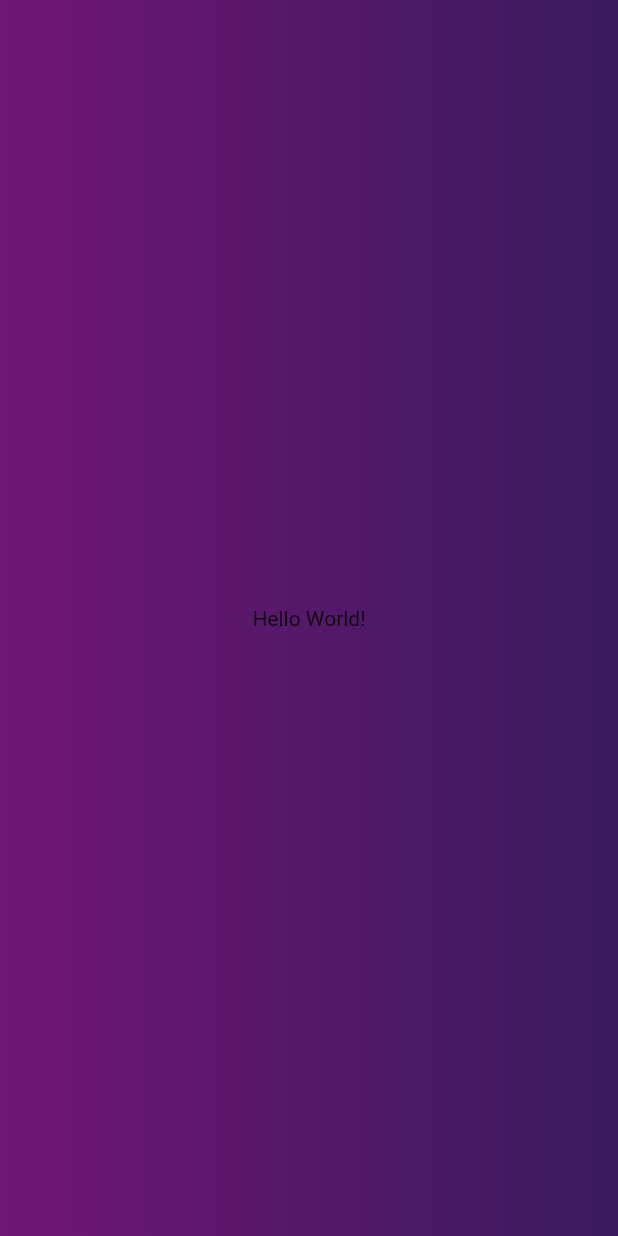
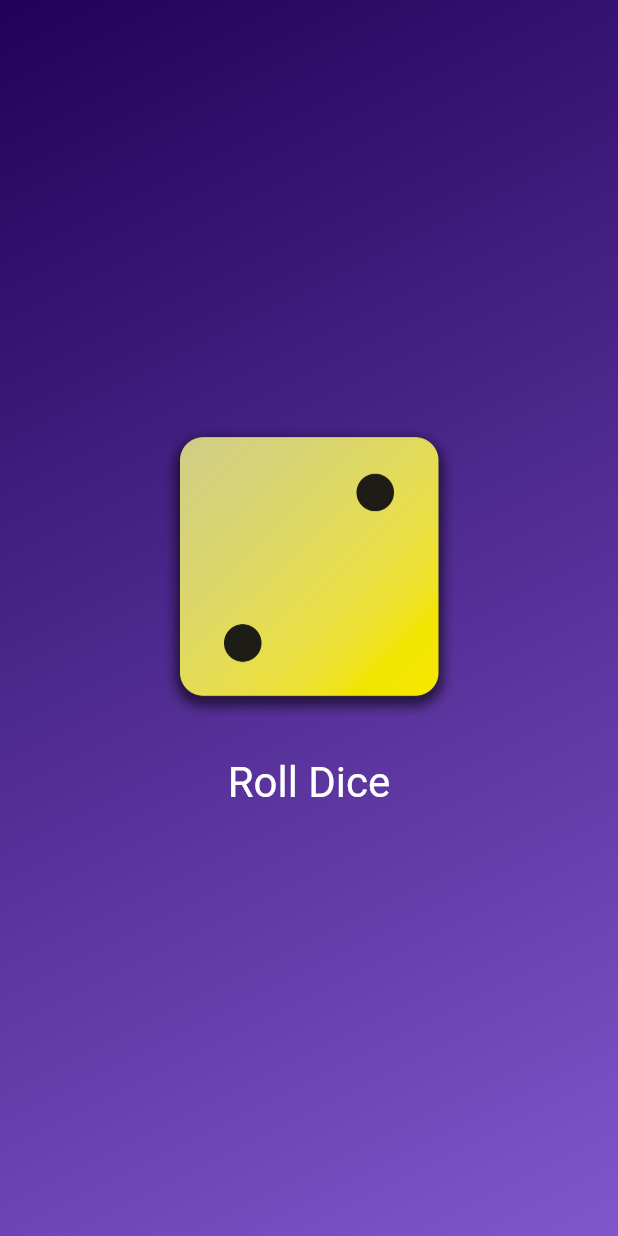
Before and after one commit to chandani2/Flutter, a Flutter app: the screen it shows after launch, on a phone screen of 412 x 824 dp. Run offline on Flutter 3.47's test engine with Material 2 defaults, Android fonts, the phone set to English and light mode, and no system bars.

Commit message:
Hello Commit

```diff
--- /dev/null
+++ b/lib/dice_roller.dart
@@ -0,0 +1,47 @@
+import 'package:flutter/material.dart';
+import 'dart:math';
+
+final randomizer = Random();
+
+class DiceRoller extends StatefulWidget {
+  const DiceRoller({super.key});
+
+  @override
+  State<DiceRoller> createState() {
+    return _DiceRollerState();
+  }
+}
+
+class _DiceRollerState extends State<DiceRoller> {
+  var currentDiceRoll = 2;
+
+  void rollDice() {
+    setState(() {
+      currentDiceRoll = randomizer.nextInt(6) + 1;
+      print('changing image...');
+    });
+  }
+
+  @override
+  Widget build(context) {
+    return Column(mainAxisSize: MainAxisSize.min, children: [
+      Image.asset(
+        'assets/images/dice-$currentDiceRoll.png',
+        width: 200,
+      ),
+      const SizedBox(height: 20),
+      TextButton(
+          onPressed: rollDice,
+          style: TextButton.styleFrom(
+            // padding: EdgeInsets.only(
+            //   top: 20
+            //   ),
+            foregroundColor: Colors.white,
+            textStyle: const TextStyle(
+              fontSize: 28,
+            ),
+          ),
+          child: const Text('Roll Dice'))
+    ]);
+  }
+}
--- /dev/null
+++ b/lib/gradient_container.dart
@@ -0,0 +1,32 @@
+import 'package:flutter/material.dart';
+import 'package:hello_world_app/dice_roller.dart';
+
+const startAlignment = Alignment.topLeft;
+const endAlignment = Alignment.bottomRight;
+
+class GradientContainer extends StatelessWidget {
+  const GradientContainer(this.color1, this.color2, {super.key});
+
+  const GradientContainer.purple({super.key})
+      : color1 = Colors.deepPurple,
+        color2 = Colors.indigo;
+
+  final Color color1;
+  final Color color2;
+
+  @override
+  Widget build(context) {
+    return Container(
+      decoration: BoxDecoration(
+        gradient: LinearGradient(
+          colors: [color1, color2],
+          begin: startAlignment,
+          end: endAlignment,
+        ),
+      ),
+      child: const Center(
+        child: DiceRoller(),
+      ),
+    );
+  }
+}
```
Also changed, not shown: lib/main.dart (+5 -13 lines), lib/styled_text.dart (added, +18 -0 lines), lib/variabes.dart (added, +15 -0 lines), pubspec.yaml (+4 -3 lines), assets/images/dice-1.png (added), assets/images/dice-2.png (added), assets/images/dice-3.png (added), assets/images/dice-4.png (added), assets/images/dice-5.png (added), assets/images/dice-6.png (added), pubspec.lock, 1 other file.
